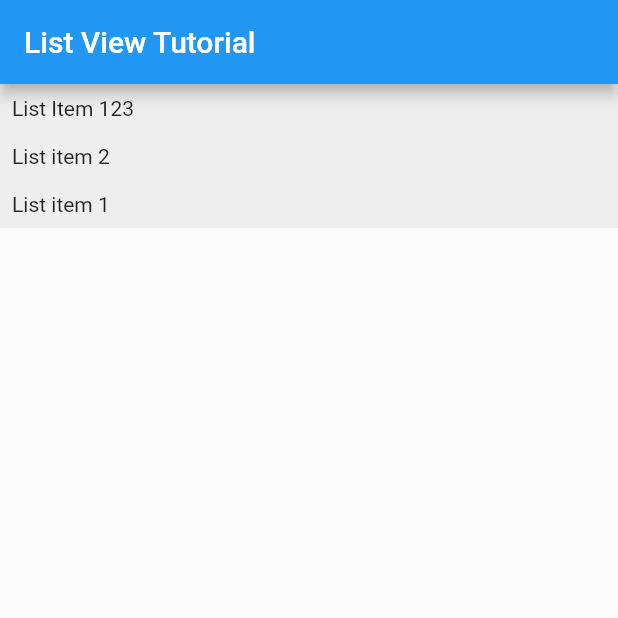
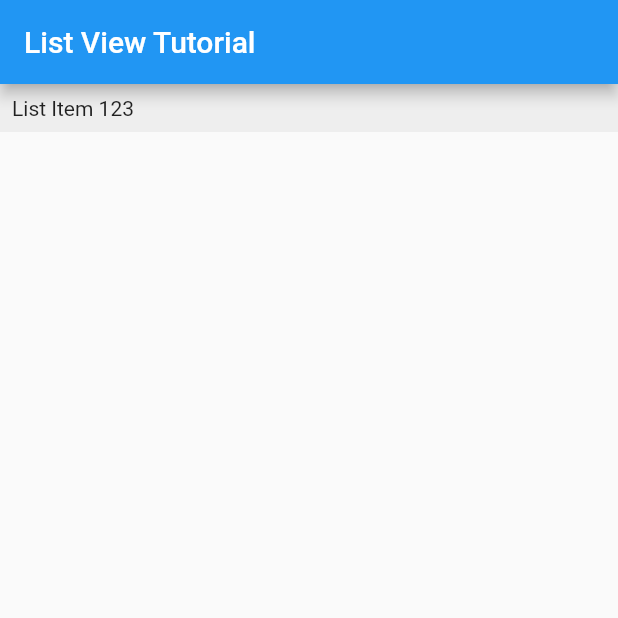
Before and after one commit to RustambekSafarov/listview_tutorial, a Flutter app: the screen it shows after launch, on a phone screen of 412 x 824 dp, the top half of it. Run offline on Flutter 3.47's test engine with Material 2 defaults, Android fonts, the phone set to English and light mode, and no system bars.

Commit message:
remove contaners

```diff
--- a/lib/screen/listview_page.dart
+++ b/lib/screen/listview_page.dart
@@ -6,16 +6,6 @@ class listview_page extends StatelessWidget {
   }) : super(key: key);
   List<Widget> list = [
     ItemWidget(title: 'List Item 123'),
-    Container(
-      padding: EdgeInsets.all(8),
-      color: Colors.grey[200],
-      child: Text('List item 2'),
-    ),
-    Container(
-      padding: EdgeInsets.all(8),
-      color: Colors.grey[200],
-      child: Text('List item 1'),
-    )
   ];
   @override
   Widget build(BuildContext context) {
```
